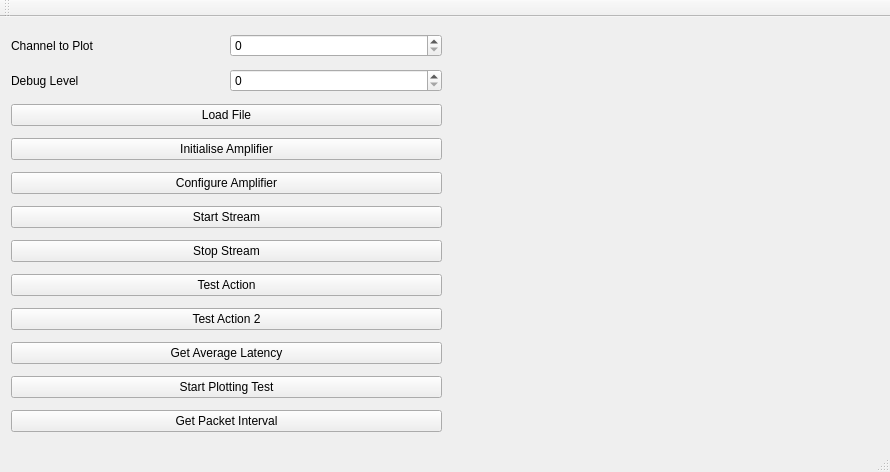
First picture: the form in cpp-generic/demo/biryani-demo/mainwindow.ui, repository EspoTek/Biryani, before the edit.
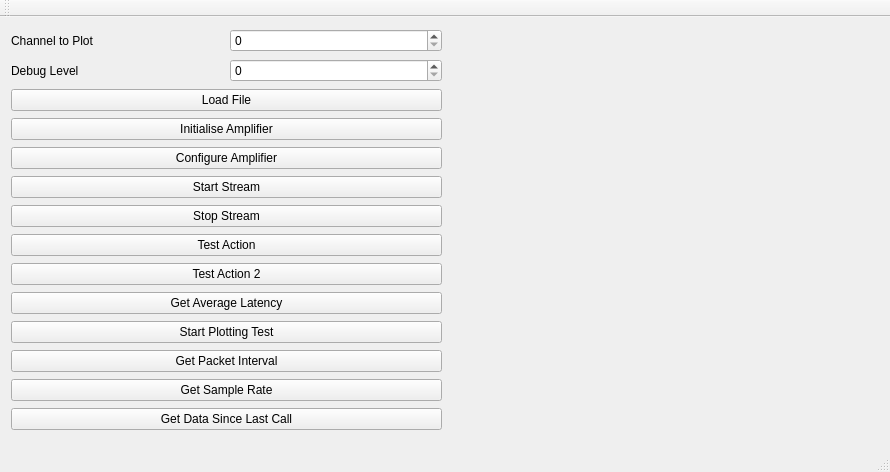
Second picture: the form after the edit. Custom widgets are drawn as their Qt base class.

Commit message: Added a function to measure sample rate.  getAllDownSampledChannelDataSinceLastCall_double() is half in-place

Patch:
```diff
--- a/cpp-generic/demo/biryani-demo/mainwindow.ui
+++ b/cpp-generic/demo/biryani-demo/mainwindow.ui
@@ -123,6 +123,20 @@
         </property>
        </widget>
       </item>
+      <item>
+       <widget class="QPushButton" name="getSampleRateButton">
+        <property name="text">
+         <string>Get Sample Rate</string>
+        </property>
+       </widget>
+      </item>
+      <item>
+       <widget class="QPushButton" name="getDataSinceLastCallButton">
+        <property name="text">
+         <string>Get Data Since Last Call</string>
+        </property>
+       </widget>
+      </item>
      </layout>
     </item>
     <item>
```
The commit also changes 15 other files.
